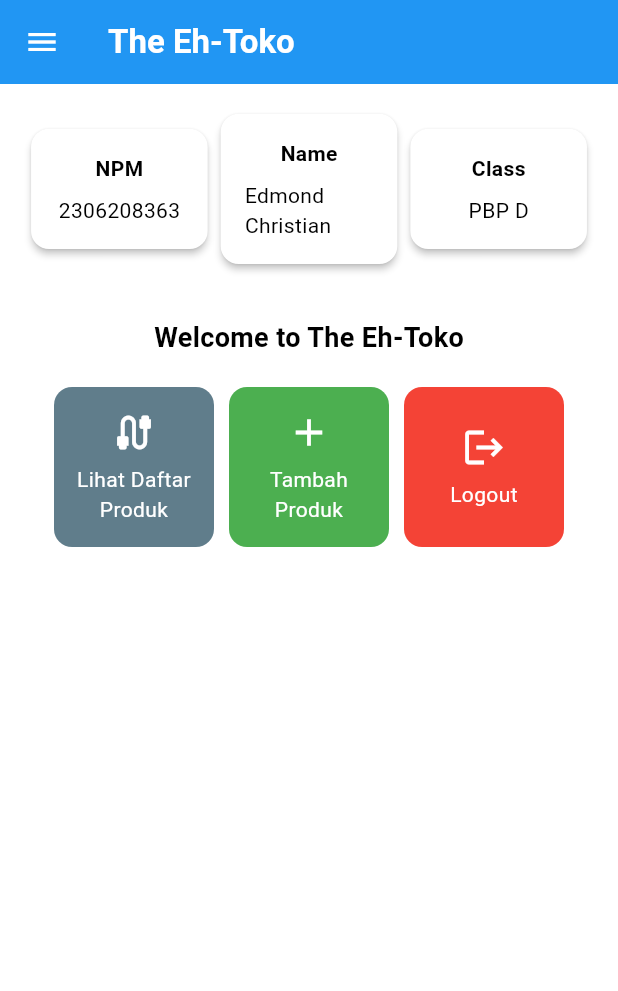
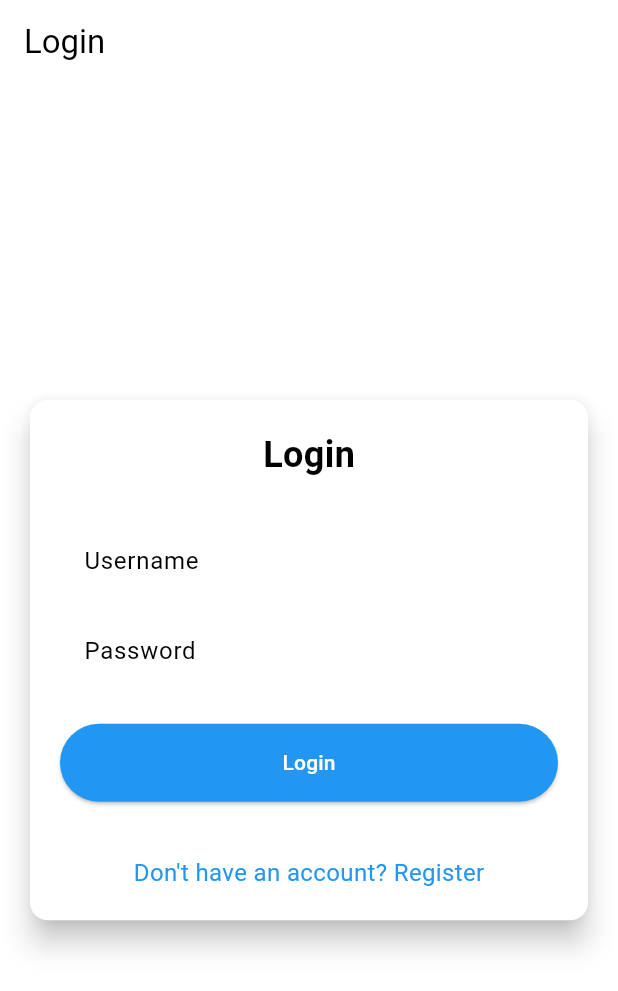
Before and after one commit to EdPootis/e-commerce-assignment-mobile, a Flutter app: the screen it shows after launch, on a phone screen of 412 x 824 dp. Shown: the top 991 px of the screen. Run offline on Flutter 3.47's test engine with Material 3 defaults, Android fonts, the phone set to English and light mode, and no system bars; missing offline and left inert: pbp_django_auth; Roboto replaces fonts that are missing (Se).

Commit message:
tugas 9 selesai

```diff
--- a/lib/main.dart
+++ b/lib/main.dart
@@ -1,5 +1,8 @@
 import 'package:flutter/material.dart';
-import 'package:the_eh_toko_mobile/screens/menu.dart';
+// import 'package:the_eh_toko_mobile/screens/menu.dart';
+import 'package:pbp_django_auth/pbp_django_auth.dart';
+import 'package:provider/provider.dart';
+import 'package:the_eh_toko_mobile/screens/login.dart';
 
 
 void main() {
@@ -12,30 +15,21 @@
   // This widget is the root of your application.
   @override
   Widget build(BuildContext context) {
-    return MaterialApp(
+    return Provider(
+      create: (_) {
+        CookieRequest request = CookieRequest();
+        return request;
+      },
+      child: MaterialApp(
         title: 'Flutter Demo',
         theme: ThemeData(
-        // This is the theme of your application.
-        //
-        // TRY THIS: Try running your application with "flutter run". You'll see
-        // the application has a purple toolbar. Then, without quitting the app,
-        // try changing the seedColor in the colorScheme below to Colors.green
-        // and then invoke "hot reload" (save your changes or press the "hot
-        // reload" button in a Flutter-supported IDE, or press "r" if you used
-        // the command line to start the app).
-        //
-        // Notice that the counter didn't reset back to zero; the application
-        // state is not lost during the reload. To reset the state, use hot
-        // restart instead.
-        //
-        // This works for code too, not just values: Most code changes can be
-        // tested with just a hot reload.
           colorScheme: ColorScheme.fromSwatch(
             primarySwatch: Colors.blue,
           ).copyWith(secondary: Colors.blue[400]),
           useMaterial3: true,
         ),
-      home: MyHomePage(),
+        home: const LoginPage(),
+      ),
     );
   }
 }
--- /dev/null
+++ b/lib/screens/login.dart
@@ -0,0 +1,181 @@
+import 'package:the_eh_toko_mobile/screens/menu.dart';
+import 'package:flutter/material.dart';
+import 'package:pbp_django_auth/pbp_django_auth.dart';
+import 'package:provider/provider.dart';
+import 'package:the_eh_toko_mobile/screens/register.dart';
+
+void main() {
+  runApp(const LoginApp());
+}
+
+class LoginApp extends StatelessWidget {
+  const LoginApp({super.key});
+
+  @override
+  Widget build(BuildContext context) {
+    return MaterialApp(
+      title: 'Login',
+      theme: ThemeData(
+        useMaterial3: true,
+        colorScheme: ColorScheme.fromSwatch(
+          primarySwatch: Colors.blue,
+        ).copyWith(secondary: Colors.blue[400]),
+      ),
+      home: const LoginPage(),
+    );
+  }
+}
+
+class LoginPage extends StatefulWidget {
+  const LoginPage({super.key});
+
+  @override
+  State<LoginPage> createState() => _LoginPageState();
+}
+
+class _LoginPageState extends State<LoginPage> {
+  final TextEditingController _usernameController = TextEditingController();
+  final TextEditingController _passwordController = TextEditingController();
+
+  @override
+  Widget build(BuildContext context) {
+    final request = context.watch<CookieRequest>();
+
+    return Scaffold(
+      appBar: AppBar(
+        title: const Text('Login'),
+      ),
+      body: Center(
+        child: SingleChildScrollView(
+          padding: const EdgeInsets.all(16.0),
+          child: Card(
+            elevation: 8,
+            shape: RoundedRectangleBorder(
+              borderRadius: BorderRadius.circular(12.0),
+            ),
+            child: Padding(
+              padding: const EdgeInsets.all(20.0),
+              child: Column(
+                mainAxisSize: MainAxisSize.min,
+                children: [
+                  const Text(
+                    'Login',
+                    style: TextStyle(
+                      fontSize: 24.0,
+                      fontWeight: FontWeight.bold,
+                    ),
+                  ),
+                  const SizedBox(height: 30.0),
+                  TextField(
+                    controller: _usernameController,
+                    decoration: const InputDecoration(
+                      labelText: 'Username',
+                      hintText: 'Enter your username',
+                      border: OutlineInputBorder(
+                        borderRadius: BorderRadius.all(Radius.circular(12.0)),
+                      ),
+                      contentPadding:
+                          EdgeInsets.symmetric(horizontal: 12.0, vertical: 8.0),
+                    ),
+                  ),
+                  const SizedBox(height: 12.0),
+                  TextField(
+                    controller: _passwordController,
+                    decoration: const InputDecoration(
+                      labelText: 'Password',
+                      hintText: 'Enter your password',
+                      border: OutlineInputBorder(
+                        borderRadius: BorderRadius.all(Radius.circular(12.0)),
+                      ),
+                      contentPadding:
+                          EdgeInsets.symmetric(horizontal: 12.0, vertical: 8.0),
+                    ),
+                    obscureText: true,
+                  ),
+                  const SizedBox(height: 24.0),
+                  ElevatedButton(
+                    onPressed: () async {
+                      String username = _usernameController.text;
+                      String password = _passwordController.text;
+
+                      // Cek kredensial
+                      // TODO: Ganti URL dan jangan lupa tambahkan trailing slash (/) di akhir URL!
+                      // Untuk menyambungkan Android emulator dengan Django pada localhost,
+                      // gunakan URL http://10.0.2.2/
+                      final response = await request
+                          .login("http://10.0.2.2:8000/auth/login/", {
+                        'username': username,
+                        'password': password,
+                      });
+
+                      if (request.loggedIn) {
+                        String message = response['message'];
+                        String uname = response['username'];
+                        if (context.mounted) {
+                          Navigator.pushReplacement(
+                            context,
+                            MaterialPageRoute(
+                                builder: (context) => MyHomePage()),
+                          );
+                          ScaffoldMessenger.of(context)
+                            ..hideCurrentSnackBar()
+                            ..showSnackBar(
+                              SnackBar(
+                                  content:
+                                      Text("$message Selamat datang, $uname.")),
+                            );
+                        }
+                      } else {
+                        if (context.mounted) {
+                          showDialog(
+                            context: context,
+                            builder: (context) => AlertDialog(
+                              title: const Text('Login Gagal'),
+                              content: Text(response['message']),
+                              actions: [
+                                TextButton(
+                                  child: const Text('OK'),
+                                  onPressed: () {
+                                    Navigator.pop(context);
+                                  },
+                                ),
+                              ],
+                            ),
+                          );
+                        }
+                      }
+                    },
+                    style: ElevatedButton.styleFrom(
+                      foregroundColor: Colors.white,
+                      minimumSize: Size(double.infinity, 50),
+                      backgroundColor: Theme.of(context).colorScheme.primary,
+                      padding: const EdgeInsets.symmetric(vertical: 16.0),
+                    ),
+                    child: const Text('Login'),
+                  ),
+                  const SizedBox(height: 36.0),
+                  GestureDetector(
+                    onTap: () {
+                      Navigator.push(
+                        context,
+                        MaterialPageRoute(
+                            builder: (context) => const RegisterPage()),
+                      );
+                    },
+                    child: Text(
+                      'Don\'t have an account? Register',
+                      style: TextStyle(
+                        color: Theme.of(context).colorScheme.primary,
+                        fontSize: 16.0,
+                      ),
+                    ),
+                  ),
+                ],
+              ),
+            ),
+          ),
+        ),
+      ),
+    );
+  }
+}
--- a/pubspec.yaml
+++ b/pubspec.yaml
@@ -35,6 +35,11 @@
   # The following adds the Cupertino Icons font to your application.
   # Use with the CupertinoIcons class for iOS style icons.
   cupertino_icons: ^1.0.8
+  provider: ^6.1.2
+  pbp_django_auth: ^0.4.0
+  http: ^1.2.2
+  image_picker: ^1.1.2
+
 
 dev_dependencies:
   flutter_test:
```
Also changed, not shown: lib/models/product.dart (added, +69 -0 lines), lib/screens/list_product.dart (added, +111 -0 lines), lib/screens/newproduct_form.dart (+37 -34 lines), lib/screens/product_detail.dart (added, +59 -0 lines), lib/screens/register.dart (added, +166 -0 lines), lib/widgets/left_drawer.dart (+10 -1 lines), lib/widgets/product_card.dart (+41 -2 lines), pubspec.lock, 10 other files. Lines whose indentation alone changed are shown as unchanged.
